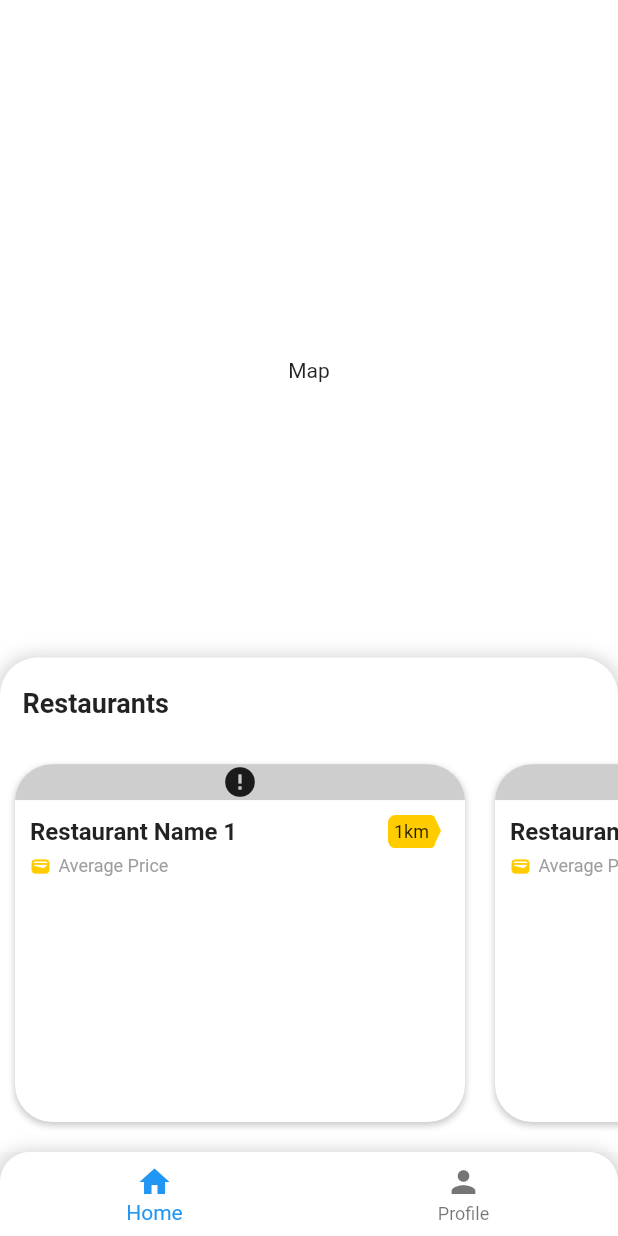
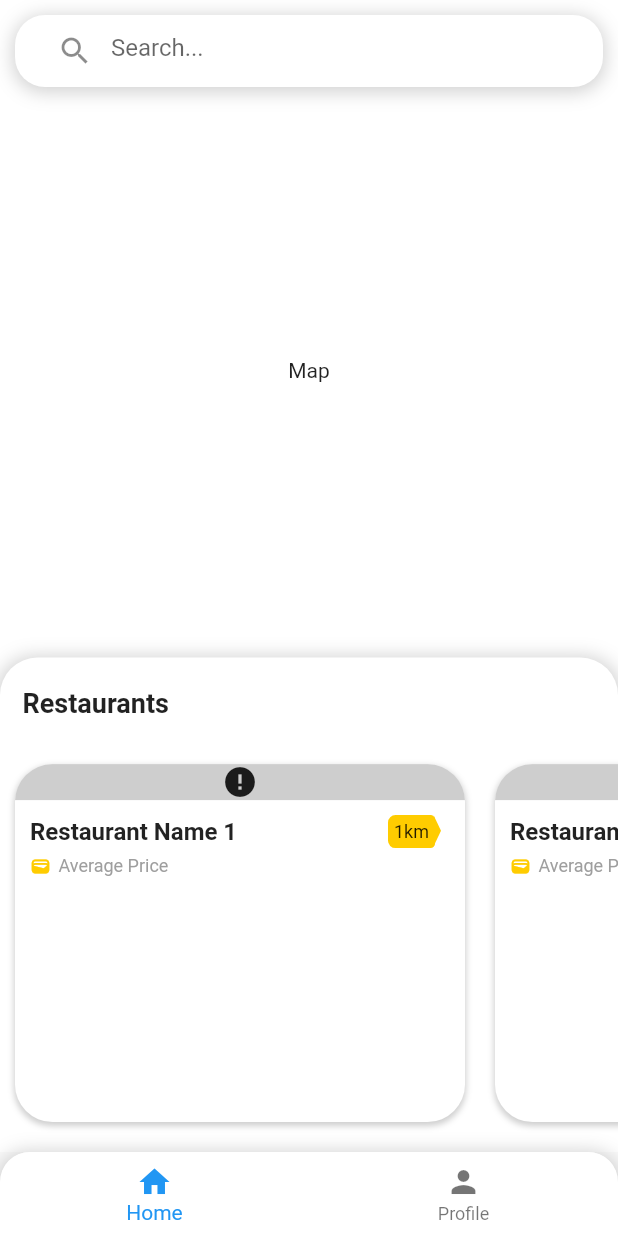
Before and after one commit to Gurung-Manish/afno-app, a Flutter app: the screen it shows after launch, on a phone screen of 412 x 824 dp. Run offline on Flutter 3.47's test engine with Material 2 defaults, Android fonts, the phone set to English and light mode, and no system bars; drawn by our look-alikes of cached_network_image; our stand-ins replace bloc, flutter_bloc, freezed_annotation, go_router, url_strategy; network calls fail.

Commit message:
adding search bar

```diff
--- a/lib/features/dashboard/presentation/pages/dashboard_page.dart
+++ b/lib/features/dashboard/presentation/pages/dashboard_page.dart
@@ -25,6 +25,40 @@ class _DashboardPageState extends State<DashboardPage> {
                       child: Text("Map"),
                     ),
                   ),
+                  Positioned(
+                    top: 0,
+                    left: 0,
+                    right: 0,
+                    child: Padding(
+                      padding: const EdgeInsets.all(10.0),
+                      child: Container(
+                        decoration: BoxDecoration(
+                          color: Colors.white,
+                          borderRadius: BorderRadius.circular(20.0),
+                          boxShadow: [
+                            BoxShadow(
+                              color: Colors.grey.withOpacity(0.5),
+                              spreadRadius: 1,
+                              blurRadius: 10,
+                              offset: const Offset(0, 2),
+                            ),
+                          ],
+                        ),
+                        child: Padding(
+                          padding: const EdgeInsets.symmetric(horizontal: 16.0),
+                          child: TextFormField(
+                            decoration: const InputDecoration(
+                              hintText: "Search...",
+                              prefixIcon: Icon(
+                                Icons.search,
+                              ),
+                              border: InputBorder.none,
+                            ),
+                          ),
+                        ),
+                      ),
+                    ),
+                  ),
                   const Positioned(
                     bottom: 0,
                     left: 0,
```
